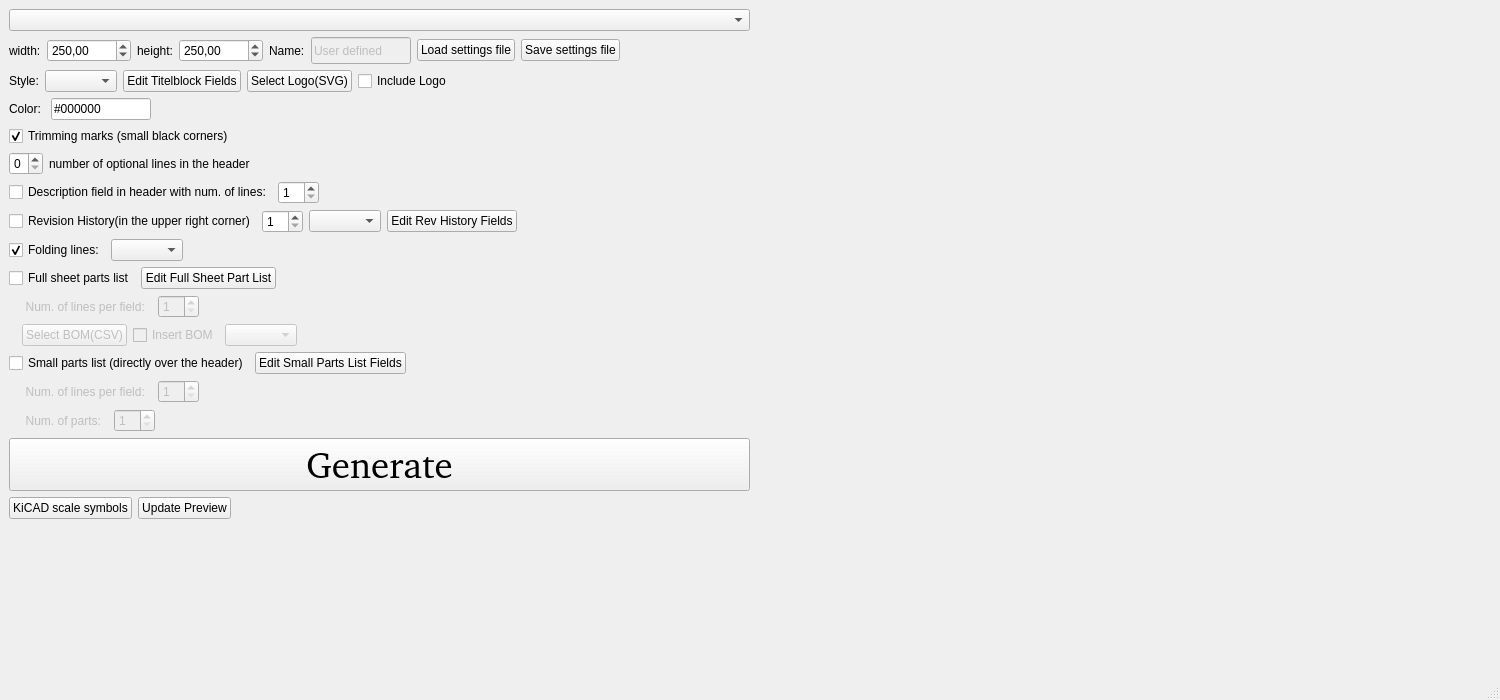
tobiasfalk/KiCAD-FreeCAD-TechDraw-Template-Generator, file Src/Window/mainwindow.ui: the form before one commit.
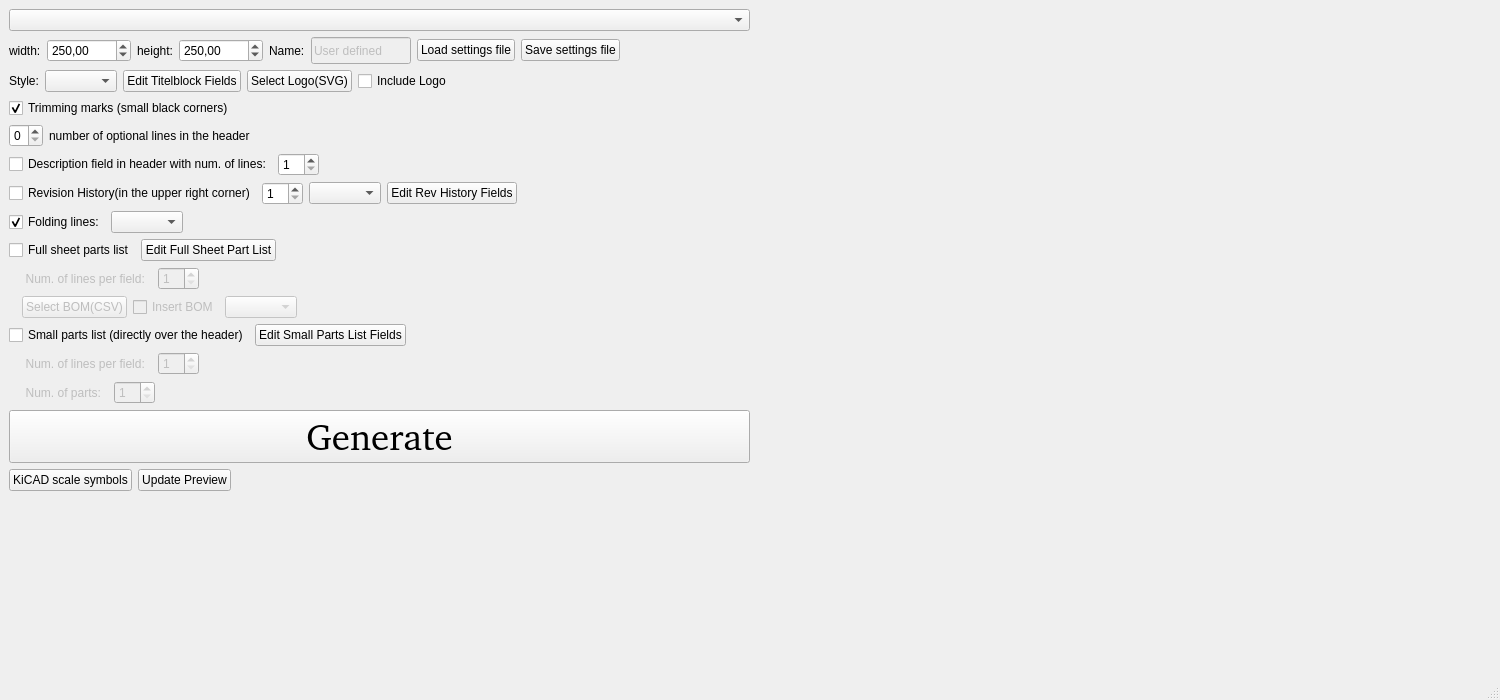
The form after the commit. Icons and pictures are not drawn.

Commit message:
removed color option
The color option in the gui is unnececery and can be removed

The edit to the form file:
```diff
--- a/Src/Window/mainwindow.ui
+++ b/Src/Window/mainwindow.ui
@@ -43,195 +43,7 @@
   </property>
   <widget class="QWidget" name="centralwidget">
    <layout class="QGridLayout" name="gridLayout">
-    <item row="16" column="0">
-     <layout class="QHBoxLayout" name="horizontalLayout_13">
-      <item>
-       <widget class="QPushButton" name="pushButton_2">
-        <property name="text">
-         <string>KiCAD scale symbols</string>
-        </property>
-       </widget>
-      </item>
-      <item>
-       <widget class="QPushButton" name="previewPushButton">
-        <property name="text">
-         <string>Update Preview</string>
-        </property>
-       </widget>
-      </item>
-      <item>
-       <spacer name="horizontalSpacer_13">
-        <property name="orientation">
-         <enum>Qt::Horizontal</enum>
-        </property>
-        <property name="sizeHint" stdset="0">
-         <size>
-          <width>40</width>
-          <height>20</height>
-         </size>
-        </property>
-       </spacer>
-      </item>
-     </layout>
-    </item>
-    <item row="2" column="0">
-     <layout class="QHBoxLayout" name="horizontalLayout_11">
-      <item>
-       <widget class="QLabel" name="label_7">
-        <property name="text">
-         <string>Style:</string>
-        </property>
-       </widget>
-      </item>
-      <item>
-       <widget class="QComboBox" name="SheetStyleComboBox"/>
-      </item>
-      <item>
-       <widget class="QPushButton" name="sheetTitelblockFieldsPushButton">
-        <property name="text">
-         <string>Edit Titelblock Fields</string>
-        </property>
-       </widget>
-      </item>
-      <item>
-       <widget class="QPushButton" name="logoPushButton">
-        <property name="text">
-         <string>Select Logo(SVG)</string>
-        </property>
-       </widget>
-      </item>
-      <item>
-       <widget class="QCheckBox" name="logoCheckBox">
-        <property name="text">
-         <string>Include Logo</string>
-        </property>
-       </widget>
-      </item>
-      <item>
-       <spacer name="horizontalSpacer_8">
-        <property name="orientation">
-         <enum>Qt::Horizontal</enum>
-        </property>
-        <property name="sizeHint" stdset="0">
-         <size>
-          <width>40</width>
-          <height>20</height>
-         </size>
-        </property>
-       </spacer>
-      </item>
-     </layout>
-    </item>
-    <item row="1" column="0">
-     <layout class="QHBoxLayout" name="horizontalLayout">
-      <item>
-       <widget class="QLabel" name="label">
-        <property name="text">
-         <string>width:</string>
-        </property>
-       </widget>
-      </item>
-      <item>
-       <widget class="QDoubleSpinBox" name="sheetWidthDoubleSpinBox">
-        <property name="suffix">
-         <string notr="true" comment=" mm"/>
-        </property>
-        <property name="decimals">
-         <number>2</number>
-        </property>
-        <property name="maximum">
-         <double>100000.000000000000000</double>
-        </property>
-        <property name="value">
-         <double>250.000000000000000</double>
-        </property>
-       </widget>
-      </item>
-      <item>
-       <widget class="QLabel" name="label_2">
-        <property name="text">
-         <string>height:</string>
-        </property>
-       </widget>
-      </item>
-      <item>
-       <widget class="QDoubleSpinBox" name="sheetHeightDoubleSpinBox">
-        <property name="suffix">
-         <string notr="true" comment=" mm"/>
-        </property>
-        <property name="decimals">
-         <number>2</number>
-        </property>
-        <property name="maximum">
-         <double>100000.000000000000000</double>
-        </property>
-        <property name="value">
-         <double>250.000000000000000</double>
-        </property>
-       </widget>
-      </item>
-      <item>
-       <widget class="QLabel" name="label_5">
-        <property name="enabled">
-         <bool>true</bool>
-        </property>
-        <property name="text">
-         <string>Name:</string>
-        </property>
-       </widget>
-      </item>
-      <item>
-       <widget class="QLineEdit" name="NameLineEdit">
-        <property name="enabled">
-         <bool>false</bool>
-        </property>
-        <property name="minimumSize">
-         <size>
-          <width>100</width>
-          <height>27</height>
-         </size>
-        </property>
-        <property name="maximumSize">
-         <size>
-          <width>100</width>
-          <height>27</height>
-         </size>
-        </property>
-        <property name="text">
-         <string>User defined</string>
-        </property>
-       </widget>
-      </item>
-      <item>
-       <widget class="QPushButton" name="loadFielsPushButton">
-        <property name="text">
-         <string>Load settings file</string>
-        </property>
-       </widget>
-      </item>
-      <item>
-       <widget class="QPushButton" name="saveFieldsPushButton">
-        <property name="text">
-         <string>Save settings file</string>
-        </property>
-       </widget>
-      </item>
-      <item>
-       <spacer name="horizontalSpacer">
-        <property name="orientation">
-         <enum>Qt::Horizontal</enum>
-        </property>
-        <property name="sizeHint" stdset="0">
-         <size>
-          <width>40</width>
-          <height>20</height>
-         </size>
-        </property>
-       </spacer>
-      </item>
-     </layout>
-    </item>
-    <item row="15" column="0">
+    <item row="14" column="0">
      <layout class="QHBoxLayout" name="horizontalLayout_6">
       <item>
        <widget class="QPushButton" name="GeneratePushButton">
@@ -266,61 +78,110 @@
       </item>
      </layout>
     </item>
+    <item row="16" column="0">
+     <spacer name="verticalSpacer">
+      <property name="orientation">
+       <enum>Qt::Vertical</enum>
+      </property>
+      <property name="sizeHint" stdset="0">
+       <size>
+        <width>20</width>
+        <height>40</height>
+       </size>
+      </property>
+     </spacer>
+    </item>
+    <item row="0" column="1" rowspan="17">
+     <layout class="QGridLayout" name="gridLayout_2">
+      <item row="0" column="0">
+       <spacer name="horizontalSpacer_15">
+        <property name="orientation">
+         <enum>Qt::Horizontal</enum>
+        </property>
+        <property name="sizeHint" stdset="0">
+         <size>
+          <width>40</width>
+          <height>20</height>
+         </size>
+        </property>
+       </spacer>
+      </item>
+     </layout>
+    </item>
+    <item row="7" column="0">
+     <layout class="QHBoxLayout" name="horizontalLayout_7">
+      <item>
+       <widget class="QCheckBox" name="foldLinesCheckBox">
+        <property name="text">
+         <string>Folding lines:</string>
+        </property>
+        <property name="checked">
+         <bool>true</bool>
+        </property>
+       </widget>
+      </item>
+      <item>
+       <widget class="QComboBox" name="foldingLinesComboBox"/>
+      </item>
+      <item>
+       <spacer name="horizontalSpacer_9">
+        <property name="orientation">
+         <enum>Qt::Horizontal</enum>
+        </property>
+        <property name="sizeHint" stdset="0">
+         <size>
+          <width>40</width>
+          <height>20</height>
+         </size>
+        </property>
+       </spacer>
+      </item>
+     </layout>
+    </item>
+    <item row="0" column="0">
+     <widget class="QComboBox" name="SheetSizeComboBox">
+      <property name="sizePolicy">
+       <sizepolicy hsizetype="Fixed" vsizetype="Fixed">
+        <horstretch>0</horstretch>
+        <verstretch>0</verstretch>
+       </sizepolicy>
+      </property>
+      <property name="maximumSize">
+       <size>
+        <width>822</width>
+        <height>16777215</height>
+       </size>
+      </property>
+     </widget>
+    </item>
     <item row="6" column="0">
-     <layout class="QHBoxLayout" name="horizontalLayout_16">
+     <layout class="QHBoxLayout" name="horizontalLayout_3">
       <item>
-       <widget class="QCheckBox" name="DescriptionCheckBox">
+       <widget class="QCheckBox" name="RevHistoryCheckBox">
         <property name="text">
-         <string>Description field in header with num. of lines:</string>
+         <string>Revision History(in the upper right corner)</string>
         </property>
        </widget>
       </item>
       <item>
-       <widget class="QSpinBox" name="DescriptionSpinBox">
+       <widget class="QSpinBox" name="numRevSpinBox">
         <property name="minimum">
          <number>1</number>
         </property>
        </widget>
       </item>
       <item>
-       <spacer name="horizontalSpacer_14">
-        <property name="orientation">
-         <enum>Qt::Horizontal</enum>
-        </property>
-        <property name="sizeHint" stdset="0">
-         <size>
-          <width>40</width>
-          <height>20</height>
-         </size>
-        </property>
-       </spacer>
+       <widget class="QComboBox" name="revHistoryStyleComboBox"/>
       </item>
-     </layout>
-    </item>
-    <item row="14" column="0">
-     <layout class="QHBoxLayout" name="horizontalLayout_15">
       <item>
-       <widget class="QLabel" name="SmallPartsListNumPartsLabel">
-        <property name="enabled">
-         <bool>false</bool>
-        </property>
+       <widget class="QPushButton" name="revHistoryStylePushButton">
         <property name="text">
-         <string>     Num. of parts:  </string>
+         <string>Edit Rev History Fields</string>
         </property>
        </widget>
       </item>
       <item>
-       <widget class="QSpinBox" name="SmallPartsListNumPartsSpinBox">
-        <property name="enabled">
-         <bool>false</bool>
-        </property>
-        <property name="minimum">
-         <number>1</number>
-        </property>
-       </widget>
-      </item>
-      <item>
-       <spacer name="horizontalSpacer_11">
+       <spacer name="horizontalSpacer_2">
         <property name="orientation">
          <enum>Qt::Horizontal</enum>
         </property>
@@ -334,38 +195,7 @@
       </item>
      </layout>
     </item>
-    <item row="12" column="0">
-     <layout class="QHBoxLayout" name="horizontalLayout_5">
-      <item>
-       <widget class="QCheckBox" name="SmallPartsListCheckBox">
-        <property name="text">
-         <string>Small parts list (directly over the header)</string>
-        </property>
-       </widget>
-      </item>
-      <item>
-       <widget class="QPushButton" name="pushButton">
-        <property name="text">
-         <string>Edit Small Parts List Fields</string>
-        </property>
-       </widget>
-      </item>
-      <item>
-       <spacer name="horizontalSpacer_6">
-        <property name="orientation">
-         <enum>Qt::Horizontal</enum>
-        </property>
-        <property name="sizeHint" stdset="0">
-         <size>
-          <width>40</width>
-          <height>20</height>
-         </size>
-        </property>
-       </spacer>
-      </item>
-     </layout>
-    </item>
-    <item row="11" column="0">
+    <item row="10" column="0">
      <layout class="QHBoxLayout" name="horizontalLayout_10">
       <item>
        <widget class="QLabel" name="label_4">
@@ -416,7 +246,164 @@
       </item>
      </layout>
     </item>
-    <item row="9" column="0">
+    <item row="1" column="0">
+     <layout class="QHBoxLayout" name="horizontalLayout">
+      <item>
+       <widget class="QLabel" name="label">
+        <property name="text">
+         <string>width:</string>
+        </property>
+       </widget>
+      </item>
+      <item>
+       <widget class="QDoubleSpinBox" name="sheetWidthDoubleSpinBox">
+        <property name="suffix">
+         <string notr="true" comment=" mm"/>
+        </property>
+        <property name="decimals">
+         <number>2</number>
+        </property>
+        <property name="maximum">
+         <double>100000.000000000000000</double>
+        </property>
+        <property name="value">
+         <double>250.000000000000000</double>
+        </property>
+       </widget>
+      </item>
+      <item>
+       <widget class="QLabel" name="label_2">
+        <property name="text">
+         <string>height:</string>
+        </property>
+       </widget>
+      </item>
+      <item>
+       <widget class="QDoubleSpinBox" name="sheetHeightDoubleSpinBox">
+        <property name="suffix">
+         <string notr="true" comment=" mm"/>
+        </property>
+        <property name="decimals">
+         <number>2</number>
+        </property>
+        <property name="maximum">
+         <double>100000.000000000000000</double>
+        </property>
+        <property name="value">
+         <double>250.000000000000000</double>
+        </property>
+       </widget>
+      </item>
+      <item>
+       <widget class="QLabel" name="label_5">
+        <property name="enabled">
+         <bool>true</bool>
+        </property>
+        <property name="text">
+         <string>Name:</string>
+        </property>
+       </widget>
+      </item>
+      <item>
+       <widget class="QLineEdit" name="NameLineEdit">
+        <property name="enabled">
+         <bool>false</bool>
+        </property>
+        <property name="minimumSize">
+         <size>
+          <width>100</width>
+          <height>27</height>
+         </size>
+        </property>
+        <property name="maximumSize">
+         <size>
+          <width>100</width>
+          <height>27</height>
+         </size>
+        </property>
+        <property name="text">
+         <string>User defined</string>
+        </property>
+       </widget>
+      </item>
+      <item>
+       <widget class="QPushButton" name="loadFielsPushButton">
+        <property name="text">
+         <string>Load settings file</string>
+        </property>
+       </widget>
+      </item>
+      <item>
+       <widget class="QPushButton" name="saveFieldsPushButton">
+        <property name="text">
+         <string>Save settings file</string>
+        </property>
+       </widget>
+      </item>
+      <item>
+       <spacer name="horizontalSpacer">
+        <property name="orientation">
+         <enum>Qt::Horizontal</enum>
+        </property>
+        <property name="sizeHint" stdset="0">
+         <size>
+          <width>40</width>
+          <height>20</height>
+         </size>
+        </property>
+       </spacer>
+      </item>
+     </layout>
+    </item>
+    <item row="2" column="0">
+     <layout class="QHBoxLayout" name="horizontalLayout_11">
+      <item>
+       <widget class="QLabel" name="label_7">
+        <property name="text">
+         <string>Style:</string>
+        </property>
+       </widget>
+      </item>
+      <item>
+       <widget class="QComboBox" name="SheetStyleComboBox"/>
+      </item>
+      <item>
+       <widget class="QPushButton" name="sheetTitelblockFieldsPushButton">
+        <property name="text">
+         <string>Edit Titelblock Fields</string>
+        </property>
+       </widget>
+      </item>
+      <item>
+       <widget class="QPushButton" name="logoPushButton">
+        <property name="text">
+         <string>Select Logo(SVG)</string>
+        </property>
+       </widget>
+      </item>
+      <item>
+       <widget class="QCheckBox" name="logoCheckBox">
+        <property name="text">
+         <string>Include Logo</string>
+        </property>
+       </widget>
+      </item>
+      <item>
+       <spacer name="horizontalSpacer_8">
+        <property name="orientation">
+         <enum>Qt::Horizontal</enum>
+        </property>
+        <property name="sizeHint" stdset="0">
+         <size>
+          <width>40</width>
+          <height>20</height>
+         </size>
+        </property>
+       </spacer>
+      </item>
+     </layout>
+    </item>
+    <item row="8" column="0">
      <layout class="QHBoxLayout" name="horizontalLayout_4">
       <item>
        <widget class="QCheckBox" name="FullPartsListCheckBox">
@@ -450,7 +437,7 @@
       </item>
      </layout>
     </item>
-    <item row="13" column="0">
+    <item row="12" column="0">
      <layout class="QHBoxLayout" name="horizontalLayout_14">
       <item>
        <widget class="QLabel" name="SmallPartsListNumLinesPerFieldLabel">
@@ -487,49 +474,24 @@
       </item>
      </layout>
     </item>
-    <item row="17" column="0">
-     <spacer name="verticalSpacer">
-      <property name="orientation">
-       <enum>Qt::Vertical</enum>
-      </property>
-      <property name="sizeHint" stdset="0">
-       <size>
-        <width>20</width>
-        <height>40</height>
-       </size>
-      </property>
-     </spacer>
-    </item>
-    <item row="3" column="0">
-     <layout class="QHBoxLayout" name="horizontalLayout_8">
+    <item row="11" column="0">
+     <layout class="QHBoxLayout" name="horizontalLayout_5">
       <item>
-       <widget class="QLabel" name="lable">
+       <widget class="QCheckBox" name="SmallPartsListCheckBox">
         <property name="text">
-         <string>Color: </string>
+         <string>Small parts list (directly over the header)</string>
         </property>
        </widget>
       </item>
       <item>
-       <widget class="QLineEdit" name="ColorLineEdit">
-        <property name="minimumSize">
-         <size>
-          <width>0</width>
-          <height>0</height>
-         </size>
-        </property>
-        <property name="maximumSize">
-         <size>
-          <width>100</width>
-          <height>27</height>
-         </size>
-        </property>
+       <widget class="QPushButton" name="pushButton">
         <property name="text">
-         <string>#000000</string>
+         <string>Edit Small Parts List Fields</string>
         </property>
        </widget>
       </item>
       <item>
-       <spacer name="horizontalSpacer_7">
+       <spacer name="horizontalSpacer_6">
         <property name="orientation">
          <enum>Qt::Horizontal</enum>
         </property>
@@ -543,30 +505,24 @@
       </item>
      </layout>
     </item>
-    <item row="10" column="0">
-     <layout class="QHBoxLayout" name="horizontalLayout_9">
+    <item row="15" column="0">
+     <layout class="QHBoxLayout" name="horizontalLayout_13">
       <item>
-       <widget class="QLabel" name="FullPartsListNumLinesPerFieldLabel">
-        <property name="enabled">
-         <bool>false</bool>
-        </property>
+       <widget class="QPushButton" name="pushButton_2">
         <property name="text">
-         <string>     Num. of lines per field:  </string>
+         <string>KiCAD scale symbols</string>
         </property>
        </widget>
       </item>
       <item>
-       <widget class="QSpinBox" name="FullPartsListNumLinesPerFieldSpinBox">
-        <property name="enabled">
-         <bool>false</bool>
+       <widget class="QPushButton" name="previewPushButton">
+        <property name="text">
+         <string>Update Preview</string>
         </property>
-        <property name="minimum">
-         <number>1</number>
-        </property>
        </widget>
       </item>
       <item>
-       <spacer name="horizontalSpacer_4">
+       <spacer name="horizontalSpacer_13">
         <property name="orientation">
          <enum>Qt::Horizontal</enum>
         </property>
@@ -581,107 +537,6 @@
      </layout>
     </item>
     <item row="4" column="0">
-     <layout class="QHBoxLayout" name="horizontalLayout_12">
-      <item>
-       <widget class="QCheckBox" name="trimmingMarksCheckBox">
-        <property name="text">
-         <string>Trimming marks (small black corners)</string>
-        </property>
-        <property name="checked">
-         <bool>true</bool>
-        </property>
-       </widget>
-      </item>
-     </layout>
-    </item>
-    <item row="8" column="0">
-     <layout class="QHBoxLayout" name="horizontalLayout_7">
-      <item>
-       <widget class="QCheckBox" name="foldLinesCheckBox">
-        <property name="text">
-         <string>Folding lines:</string>
-        </property>
-        <property name="checked">
-         <bool>true</bool>
-        </property>
-       </widget>
-      </item>
-      <item>
-       <widget class="QComboBox" name="foldingLinesComboBox"/>
-      </item>
-      <item>
-       <spacer name="horizontalSpacer_9">
-        <property name="orientation">
-         <enum>Qt::Horizontal</enum>
-        </property>
-        <property name="sizeHint" stdset="0">
-         <size>
-          <width>40</width>
-          <height>20</height>
-         </size>
-        </property>
-       </spacer>
-      </item>
-     </layout>
-    </item>
-    <item row="7" column="0">
-     <layout class="QHBoxLayout" name="horizontalLayout_3">
-      <item>
-       <widget class="QCheckBox" name="RevHistoryCheckBox">
-        <property name="text">
-         <string>Revision History(in the upper right corner)</string>
-        </property>
-       </widget>
-      </item>
-      <item>
-       <widget class="QSpinBox" name="numRevSpinBox">
-        <property name="minimum">
-         <number>1</number>
-        </property>
-       </widget>
-      </item>
-      <item>
-       <widget class="QComboBox" name="revHistoryStyleComboBox"/>
-      </item>
-      <item>
-       <widget class="QPushButton" name="revHistoryStylePushButton">
-        <property name="text">
-         <string>Edit Rev History Fields</string>
-        </property>
-       </widget>
-      </item>
-      <item>
-       <spacer name="horizontalSpacer_2">
-        <property name="orientation">
-         <enum>Qt::Horizontal</enum>
-        </property>
-        <property name="sizeHint" stdset="0">
-         <size>
-          <width>40</width>
-          <height>20</height>
-         </size>
-        </property>
-       </spacer>
-      </item>
-     </layout>
-    </item>
-    <item row="0" column="0">
-     <widget class="QComboBox" name="SheetSizeComboBox">
-      <property name="sizePolicy">
-       <sizepolicy hsizetype="Fixed" vsizetype="Fixed">
-        <horstretch>0</horstretch>
-        <verstretch>0</verstretch>
-       </sizepolicy>
-      </property>
-      <property name="maximumSize">
-       <size>
-        <width>822</width>
-        <height>16777215</height>
-       </size>
-      </property>
-     </widget>
-    </item>
-    <item row="5" column="0">
      <layout class="QHBoxLayout" name="horizontalLayout_2">
       <item>
        <widget class="QSpinBox" name="OptLinesSpinBox">
@@ -715,10 +570,112 @@
       </item>
      </layout>
     </item>
-    <item row="0" column="1" rowspan="18">
-     <layout class="QGridLayout" name="gridLayout_2">
-      <item row="0" column="0">
-       <spacer name="horizontalSpacer_15">
+    <item row="3" column="0">
+     <layout class="QHBoxLayout" name="horizontalLayout_12">
+      <item>
+       <widget class="QCheckBox" name="trimmingMarksCheckBox">
+        <property name="text">
+         <string>Trimming marks (small black corners)</string>
+        </property>
+        <property name="checked">
+         <bool>true</bool>
+        </property>
+       </widget>
+      </item>
+     </layout>
+    </item>
+    <item row="5" column="0">
+     <layout class="QHBoxLayout" name="horizontalLayout_16">
+      <item>
+       <widget class="QCheckBox" name="DescriptionCheckBox">
+        <property name="text">
+         <string>Description field in header with num. of lines:</string>
+        </property>
+       </widget>
+      </item>
+      <item>
+       <widget class="QSpinBox" name="DescriptionSpinBox">
+        <property name="minimum">
+         <number>1</number>
+        </property>
+       </widget>
+      </item>
+      <item>
+       <spacer name="horizontalSpacer_14">
+        <property name="orientation">
+         <enum>Qt::Horizontal</enum>
+        </property>
+        <property name="sizeHint" stdset="0">
+         <size>
+          <width>40</width>
+          <height>20</height>
+         </size>
+        </property>
+       </spacer>
+      </item>
+     </layout>
+    </item>
+    <item row="9" column="0">
+     <layout class="QHBoxLayout" name="horizontalLayout_9">
+      <item>
+       <widget class="QLabel" name="FullPartsListNumLinesPerFieldLabel">
+        <property name="enabled">
+         <bool>false</bool>
+        </property>
+        <property name="text">
+         <string>     Num. of lines per field:  </string>
+        </property>
+       </widget>
+      </item>
+      <item>
+       <widget class="QSpinBox" name="FullPartsListNumLinesPerFieldSpinBox">
+        <property name="enabled">
+         <bool>false</bool>
+        </property>
+        <property name="minimum">
+         <number>1</number>
+        </property>
+       </widget>
+      </item>
+      <item>
+       <spacer name="horizontalSpacer_4">
+        <property name="orientation">
+         <enum>Qt::Horizontal</enum>
+        </property>
+        <property name="sizeHint" stdset="0">
+         <size>
+          <width>40</width>
+          <height>20</height>
+         </size>
+        </property>
+       </spacer>
+      </item>
+     </layout>
+    </item>
+    <item row="13" column="0">
+     <layout class="QHBoxLayout" name="horizontalLayout_15">
+      <item>
+       <widget class="QLabel" name="SmallPartsListNumPartsLabel">
+        <property name="enabled">
+         <bool>false</bool>
+        </property>
+        <property name="text">
+         <string>     Num. of parts:  </string>
+        </property>
+       </widget>
+      </item>
+      <item>
+       <widget class="QSpinBox" name="SmallPartsListNumPartsSpinBox">
+        <property name="enabled">
+         <bool>false</bool>
+        </property>
+        <property name="minimum">
+         <number>1</number>
+        </property>
+       </widget>
+      </item>
+      <item>
+       <spacer name="horizontalSpacer_11">
         <property name="orientation">
          <enum>Qt::Horizontal</enum>
         </property>
```
Left out of the diff: 4 changed lines with no effect on the pictures.
